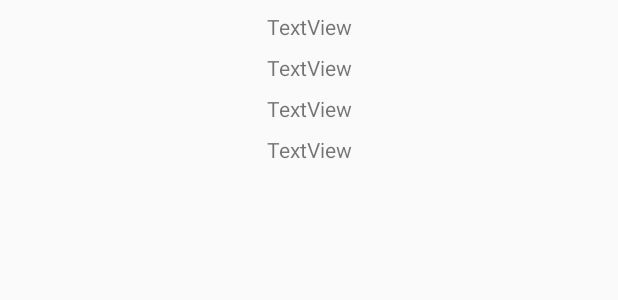
After one commit to davemaharshi7/TravelBuddy, an Android app: the layout layout_historydetails.xml on its own in the app's theme, with its tools: preview values and no code run, on a phone screen of 412 x 824 dp. The commit adds this screen. Shown: the top 300 px of the screen. Run offline under Robolectric (Android 15) with nearby library versions, the phone set to English and light mode, and no system bars.

Commit message:
Preet Commit
History Retrivation completed

```diff
--- a/TravelGuide/app/src/main/java/com/travelbuddy/travelguideapp/Activities/BaseActivity.java
+++ b/TravelGuide/app/src/main/java/com/travelbuddy/travelguideapp/Activities/BaseActivity.java
@@ -53,7 +53,7 @@ public class BaseActivity extends AppCompatActivity {
                         break;
                     case R.id.history_nav:
                         Log.i("matching", "matching inside1 listing" + checkedId);
-                        in = new Intent(getBaseContext(), HomeActivity.class);
+                        in = new Intent(getBaseContext(), History.class);
                         startActivity(in);
                         overridePendingTransition(0, 0);
                         finish();
--- a/TravelGuide/app/src/main/res/layout/activity_fill_user_details.xml
+++ b/TravelGuide/app/src/main/res/layout/activity_fill_user_details.xml
@@ -8,7 +8,7 @@
     android:background="@color/colorBackground">
 
     <EditText
-        android:id="@+id/u_name"
+        android:id="@+id/user_name"
         android:layout_width="0dp"
         android:layout_height="wrap_content"
         android:layout_marginStart="8dp"
@@ -36,7 +36,7 @@
         android:inputType="phone"
         app:layout_constraintEnd_toEndOf="parent"
         app:layout_constraintStart_toStartOf="parent"
-        app:layout_constraintTop_toBottomOf="@+id/u_name" />
+        app:layout_constraintTop_toBottomOf="@+id/user_name" />
 
     <EditText
         android:id="@+id/u_persons"
--- /dev/null
+++ b/TravelGuide/app/src/main/res/layout/layout_historydetails.xml
@@ -0,0 +1,55 @@
+<?xml version="1.0" encoding="utf-8"?>
+<android.support.constraint.ConstraintLayout xmlns:android="http://schemas.android.com/apk/res/android"
+    xmlns:app="http://schemas.android.com/apk/res-auto"
+    xmlns:tools="http://schemas.android.com/tools"
+    android:layout_width="match_parent"
+    android:layout_height="wrap_content">
+
+    <TextView
+        android:id="@+id/user_name"
+        android:layout_width="wrap_content"
+        android:layout_height="wrap_content"
+        android:layout_marginStart="8dp"
+        android:layout_marginTop="8dp"
+        android:layout_marginEnd="8dp"
+        android:text="TextView"
+        app:layout_constraintEnd_toEndOf="parent"
+        app:layout_constraintStart_toStartOf="parent"
+        app:layout_constraintTop_toTopOf="parent" />
+
+    <TextView
+        android:id="@+id/guide_name"
+        android:layout_width="wrap_content"
+        android:layout_height="wrap_content"
+        android:layout_marginStart="8dp"
+        android:layout_marginTop="8dp"
+        android:layout_marginEnd="8dp"
+        android:text="TextView"
+        app:layout_constraintEnd_toEndOf="parent"
+        app:layout_constraintStart_toStartOf="parent"
+        app:layout_constraintTop_toBottomOf="@+id/user_name" />
+
+    <TextView
+        android:id="@+id/plan_name"
+        android:layout_width="wrap_content"
+        android:layout_height="wrap_content"
+        android:layout_marginStart="8dp"
+        android:layout_marginTop="8dp"
+        android:layout_marginEnd="8dp"
+        android:text="TextView"
+        app:layout_constraintEnd_toEndOf="parent"
+        app:layout_constraintStart_toStartOf="parent"
+        app:layout_constraintTop_toBottomOf="@+id/guide_name" />
+
+    <TextView
+        android:id="@+id/date"
+        android:layout_width="wrap_content"
+        android:layout_height="wrap_content"
+        android:layout_marginStart="8dp"
+        android:layout_marginTop="8dp"
+        android:layout_marginEnd="8dp"
+        android:text="TextView"
+        app:layout_constraintEnd_toEndOf="parent"
+        app:layout_constraintStart_toStartOf="parent"
+        app:layout_constraintTop_toBottomOf="@+id/plan_name" />
+</android.support.constraint.ConstraintLayout>
```
Also changed, not shown: TravelGuide/app/src/main/java/com/travelbuddy/travelguideapp/Activities/FillUserDetailsActivity.java (+6 -17 lines), TravelGuide/app/src/main/java/com/travelbuddy/travelguideapp/Activities/History.java (+28 -4 lines), TravelGuide/app/src/main/java/com/travelbuddy/travelguideapp/Activities/LoginActivity.java (+13 -0 lines), TravelGuide/app/src/main/java/com/travelbuddy/travelguideapp/Activities/RegisterActivity.java (+8 -0 lines), TravelGuide/app/src/main/java/com/travelbuddy/travelguideapp/Adapter/HistoryAdapter.java (added, +101 -0 lines), TravelGuide/app/src/main/java/com/travelbuddy/travelguideapp/Models/HistoryDetails.java (+10 -1 lines), TravelGuide/app/src/main/res/layout/activity_history.xml (+7 -0 lines).
